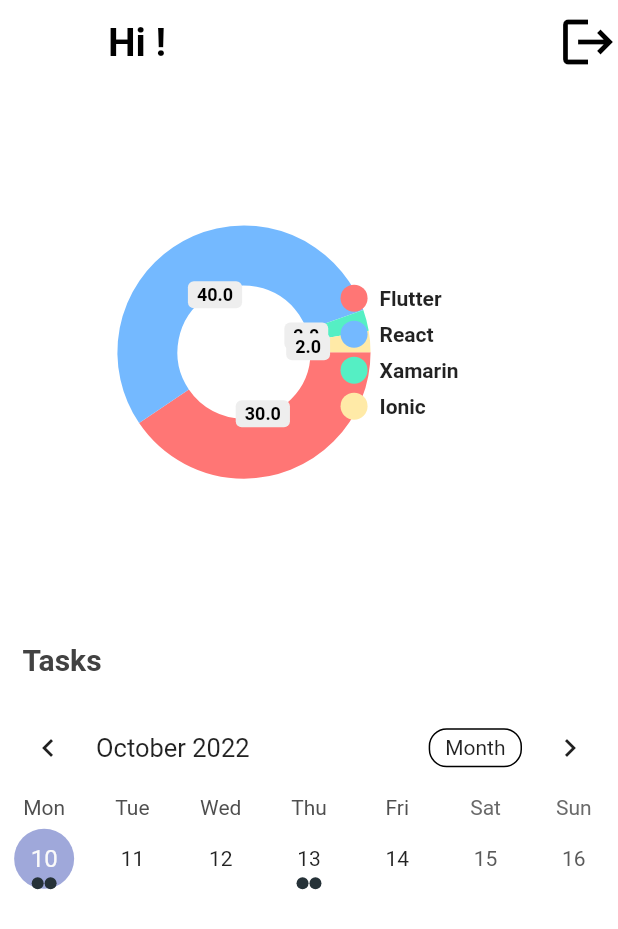
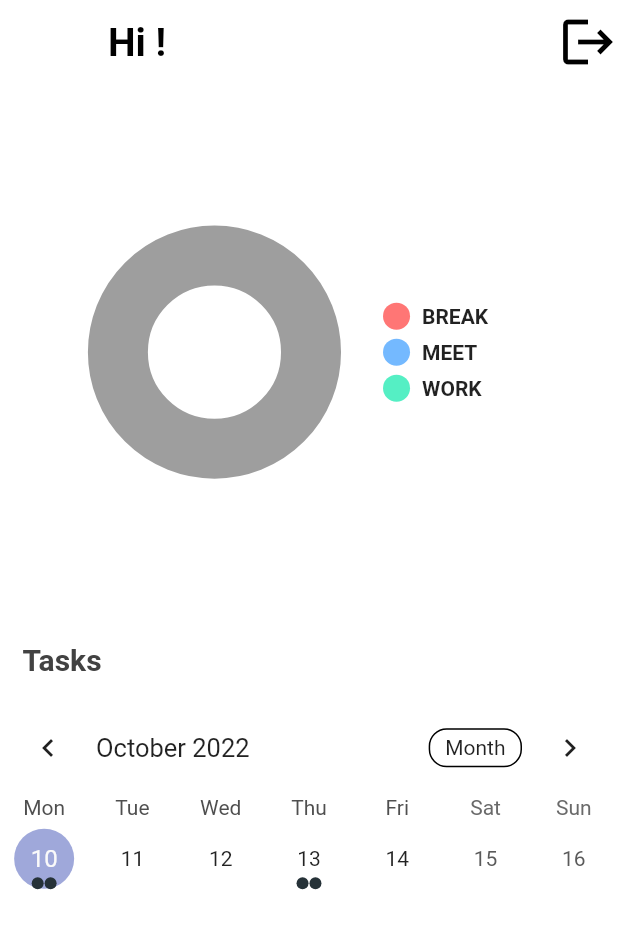
Before and after one commit to ankitmishra1201/employee_management_frontend, a Flutter app: the HomePage screen opened directly, on a phone screen of 412 x 824 dp. Shown: the top 929 px of the screen. Run offline on Flutter 3.47's test engine with Material 2 defaults, Android fonts, the phone set to English and light mode, and no system bars; drawn by our look-alikes of pie_chart, table_calendar; our stand-ins replace date_time_picker, flutter_svg, shared_preferences, syncfusion_flutter_charts, timeline_tile; missing offline and left inert: dart:ffi; accounts and stored records are empty; network calls fail.

Commit message:
Pie chart working now

```diff
--- a/lib/bottomNavBar.dart
+++ b/lib/bottomNavBar.dart
@@ -105,11 +105,15 @@ class _bottomNavBarState extends State<bottomNavBar> {
 
               String ?dropdownValue;
 
+
+
+
               void postTask()async{
+
                 try{
                 http.Response res = await http.post(
 
-                  Uri.parse('${Constants.uri}/signin'),
+                  Uri.parse('${Constants.uri}/task/'),
                   body: jsonEncode({
                     'title': titlecontroller.text,
                     'description': descriptioncontroller.text,
@@ -117,10 +121,13 @@ class _bottomNavBarState extends State<bottomNavBar> {
                     'start_time':startdatecontroller.text,
                     'end_time':enddatecontroller.text
 
+
+
+
                   }),
                   headers: <String, String>{
                     'Content-Type': 'application/json; charset=UTF-8',
-                    'Authorization':'Bearer eyJhbGciOiJIUzI1NiIsInR5cCI6IkpXVCJ9.eyJlbWFpbCI6ImVtcGxveWVlQGdtYWlsLmNvbSIsImlkIjoiNjM0MzhkYWVmZjZhNGE4NTQ5Zjk3NjRhIiwiaWF0IjoxNjY1MzcxNTY2fQ.9InNUaNcfJ9pv5w_bxPSE37ys8ikgHbFH2No7It9kgU'
+                    'Authorization':'Bearer eyJhbGciOiJIUzI1NiIsInR5cCI6IkpXVCJ9.eyJpZCI6IjYzNDM4ZGFlZmY2YTRhODU0OWY5NzY0YSIsImlhdCI6MTY2NTQwNDY1MH0.XxLG-vy8Bm_e8UN4-KO7-lw1ae4DlSSy3jl5rPHjLWk'
                   },
                 );
                 if(res.statusCode==200){
@@ -167,7 +174,7 @@ class _bottomNavBarState extends State<bottomNavBar> {
 
 
 
-                          items: <String>["Hello","World","Meow"]
+                          items: <String>["WORK","BREAK","MEET"]
                               .map<DropdownMenuItem<String>>( (String value){
                             return DropdownMenuItem(
                                 value: value,
--- a/lib/screens/home/home.dart
+++ b/lib/screens/home/home.dart
@@ -15,6 +15,9 @@ import 'package:http/http.dart' as http;
 import 'package:task_app/utils/constants.dart';
 import 'dart:convert';
 import '../../utils/events.dart';
+import 'package:intl/intl.dart';
+
+
 
 class HomePage extends StatefulWidget {
   @override
@@ -93,6 +96,7 @@ class _HomePageState extends State<HomePage> {
         _rangeStart = null; // Important to clean those
         _rangeEnd = DateTime.now();
         _rangeSelectionMode = RangeSelectionMode.toggledOff;
+        print(_focusedDay);
       });
 
       _selectedEvents.value = _getEventsForDay(selectedDay);
@@ -100,25 +104,23 @@ class _HomePageState extends State<HomePage> {
   }
 
   var _postdata = [];
+  num workdurtion=0;
+  num meetduration=0;
+  num breakduration=0;
 
 
 
 
 
   ///DATA MAPPING PIE CHART
-  Map<String, double> dataMap = {
-    "Flutter": 30,
-    "React": 40,
-    "Xamarin": 2,
-    "Ionic": 2,
-  };
 
-  final List<ChartData> chartData = [
-    ChartData('China', 12, 10, 14, 20),
-    ChartData('USA', 14, 11, 18, 23),
-    ChartData('UK', 16, 10, 15, 20),
-    ChartData('Brazil', 18, 16, 18, 24)
-  ];
+
+  // final List<ChartData> chartData = [
+  //   ChartData('China', 12, 10, 14, 20),
+  //   ChartData('USA', 14, 11, 18, 23),
+  //   ChartData('UK', 16, 10, 15, 20),
+  //   ChartData('Brazil', 18, 16, 18, 24)
+  // ];
   @override
   void initState(){
     super.initState();
@@ -126,8 +128,16 @@ class _HomePageState extends State<HomePage> {
 
   }
 
+
+
   @override
   Widget build(BuildContext context) {
+    Map<String, double> dataMap = {
+      "BREAK": breakduration.toDouble(),
+      "MEET": meetduration.toDouble(),
+      "WORK": workdurtion.toDouble(),
+
+    };
    getUserTask();
     int totalduration = 0;
     final user = Provider.of<UserProvider>(context).user;
@@ -175,30 +185,46 @@ class _HomePageState extends State<HomePage> {
               children: [
                 Center(
                   child: PieChart(
+
                     dataMap: dataMap,
                     animationDuration: Duration(milliseconds: 800),
-                    chartLegendSpacing: 0,
+                    legendOptions: LegendOptions(
+                      showLegendsInRow: false,
+                      //legendPosition: LegendPosition.right,
+                      showLegends: true,
+                      //legendShape: _BoxShape.circle,
+                      legendTextStyle: TextStyle(
+                        fontWeight: FontWeight.bold,
+                      ),
+                    ),
+                    chartValuesOptions: ChartValuesOptions(
+                      showChartValueBackground: false,
+                      showChartValues: false,
+                      showChartValuesInPercentage: false,
+                      showChartValuesOutside: false,
+                      decimalPlaces: 1,
+                    ),
                     chartRadius: MediaQuery.of(context).size.width / 3.2,
                     chartType: ChartType.ring,
                     ringStrokeWidth: 40,
                   ),
                 ),
-                SfCartesianChart(
-                    primaryXAxis: CategoryAxis(),
-                    series: <CartesianSeries>[
-                      ColumnSeries<ChartData, String>(
-                          dataSource: chartData,
-                          xValueMapper: (ChartData data, _) => data.x,
-                          yValueMapper: (ChartData data, _) => data.y3),
-                      ColumnSeries<ChartData, String>(
-                          dataSource: chartData,
-                          xValueMapper: (ChartData data, _) => data.x,
-                          yValueMapper: (ChartData data, _) => data.y1),
-                      ColumnSeries<ChartData, String>(
-                          dataSource: chartData,
-                          xValueMapper: (ChartData data, _) => data.x,
-                          yValueMapper: (ChartData data, _) => data.y2)
-                    ])
+                // SfCartesianChart(
+                //     primaryXAxis: CategoryAxis(),
+                //     series: <CartesianSeries>[
+                //       ColumnSeries<ChartData, String>(
+                //           dataSource: chartData,
+                //           xValueMapper: (ChartData data, _) => data.x,
+                //           yValueMapper: (ChartData data, _) => data.y3),
+                //       ColumnSeries<ChartData, String>(
+                //           dataSource: chartData,
+                //           xValueMapper: (ChartData data, _) => data.x,
+                //           yValueMapper: (ChartData data, _) => data.y1),
+                //       ColumnSeries<ChartData, String>(
+                //           dataSource: chartData,
+                //           xValueMapper: (ChartData data, _) => data.x,
+                //           yValueMapper: (ChartData data, _) => data.y2)
+                //     ])
               ],
             ),
           ),
@@ -249,8 +275,26 @@ class _HomePageState extends State<HomePage> {
             shrinkWrap: true,
             itemBuilder: (context, index) {
               var task = _postdata[index];
+              if(task['type']=="WORK"){
+
+                  workdurtion+=task['duration'];
+
+
+              }
+              else if(task['type']=="BREAK"){
+
+                  breakduration+=task['duration'];
+
+              }
+              else if(task['type']=="MEET"){
+
+                  meetduration+=task['duration'];
+
+
+              }
+
               return Card(
-                color: (task["type"]=="WORK")?Colors.red:Colors.blueAccent,
+                color: (task["type"]=="WORK")?Colors.red:(task["type"]=="BREAK")?Colors.yellow:Colors.blue,
                 elevation: 3,
 
                 child: Column(
--- a/lib/utils/constants.dart
+++ b/lib/utils/constants.dart
@@ -1,3 +1,3 @@
 class Constants {
-  static String uri = 'http://localhost:8000';
+  static String uri = 'https://flipremployeemanagement.herokuapp.com';
 }
--- a/lib/utils/events.dart
+++ b/lib/utils/events.dart
@@ -15,9 +15,6 @@ class Event {
   String toString() => title;
 }
 
-/// Example events.
-///
-/// Using a [LinkedHashMap] is highly recommended if you decide to use a map.
 final kEvents = LinkedHashMap<DateTime, List<Event>>(
   equals: isSameDay,
   hashCode: getHashCode,
@@ -38,7 +35,7 @@ int getHashCode(DateTime key) {
   return key.day * 1000000 + key.month * 10000 + key.year;
 }
 
-/// Returns a list of [DateTime] objects from [first] to [last], inclusive.
+
 List<DateTime> daysInRange(DateTime first, DateTime last) {
   final dayCount = last.difference(first).inDays + 1;
   return List.generate(
```
